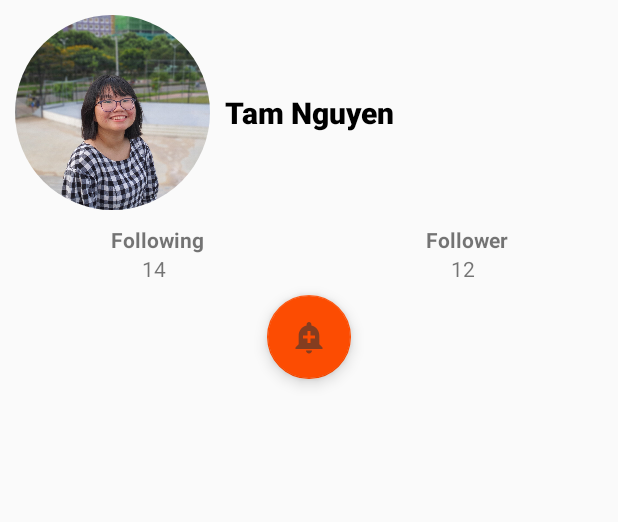
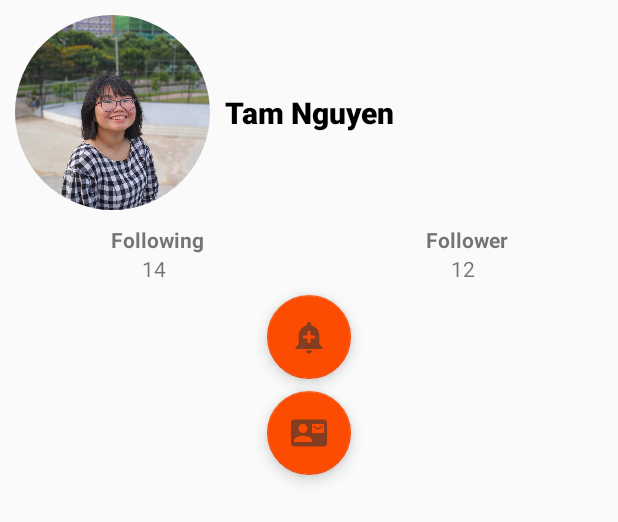
Before and after one commit to tamtamhihi/MyRunningApp, an Android app: the layout activity_main.xml on its own in the app's theme, with its tools: preview values and no code run, on a phone screen of 412 x 824 dp. Shown: the top 522 px of the screen. Run offline under Robolectric (Android 15) with nearby library versions, the phone set to English and light mode, and no system bars.

Commit message:
contact us intent

```diff
--- /dev/null
+++ b/app/src/main/res/drawable-anydpi/contact.xml
@@ -0,0 +1,11 @@
+<vector xmlns:android="http://schemas.android.com/apk/res/android"
+    android:width="24dp"
+    android:height="24dp"
+    android:viewportWidth="24"
+    android:viewportHeight="24"
+    android:tint="#333333"
+    android:alpha="0.6">
+  <path
+      android:fillColor="@android:color/white"
+      android:pathData="M21,8L21,7l-3,2 -3,-2v1l3,2 3,-2zM22,3L2,3C0.9,3 0,3.9 0,5v14c0,1.1 0.9,2 2,2h20c1.1,0 1.99,-0.9 1.99,-2L24,5c0,-1.1 -0.9,-2 -2,-2zM8,6c1.66,0 3,1.34 3,3s-1.34,3 -3,3 -3,-1.34 -3,-3 1.34,-3 3,-3zM14,18L2,18v-1c0,-2 4,-3.1 6,-3.1s6,1.1 6,3.1v1zM22,12h-8L14,6h8v6z"/>
+</vector>
--- a/app/src/main/res/layout/activity_main.xml
+++ b/app/src/main/res/layout/activity_main.xml
@@ -76,6 +76,12 @@
         android:layout_gravity="center"
         android:src="@drawable/reminder" />
 
+    <com.google.android.material.floatingactionbutton.FloatingActionButton
+        android:layout_width="wrap_content"
+        android:layout_height="wrap_content"
+        android:id="@+id/contact"
+        android:layout_gravity="center"
+        android:src="@drawable/contact"/>
 
 
 </LinearLayout>
--- a/app/src/main/res/layout/reminder_dialog.xml
+++ b/app/src/main/res/layout/reminder_dialog.xml
@@ -16,7 +16,6 @@
         android:layout_height="wrap_content"
         android:text="Alarm Message:"
         android:textSize="16sp"
-        android:textColor="@color/white"
         android:layout_marginTop="8dp"
         android:layout_marginStart="4dp"/>
     <EditText
```
Also changed, not shown: app/src/main/AndroidManifest.xml (+8 -0 lines), app/src/main/java/com/example/myrunningapp/MainActivity.java (+44 -1 lines), app/src/main/res/layout/contact_dialog.xml (added, +74 -0 lines), app/src/main/res/drawable-hdpi/contact.png (added), app/src/main/res/drawable-mdpi/contact.png (added), app/src/main/res/drawable-xhdpi/contact.png (added), app/src/main/res/drawable-xxhdpi/contact.png (added).
